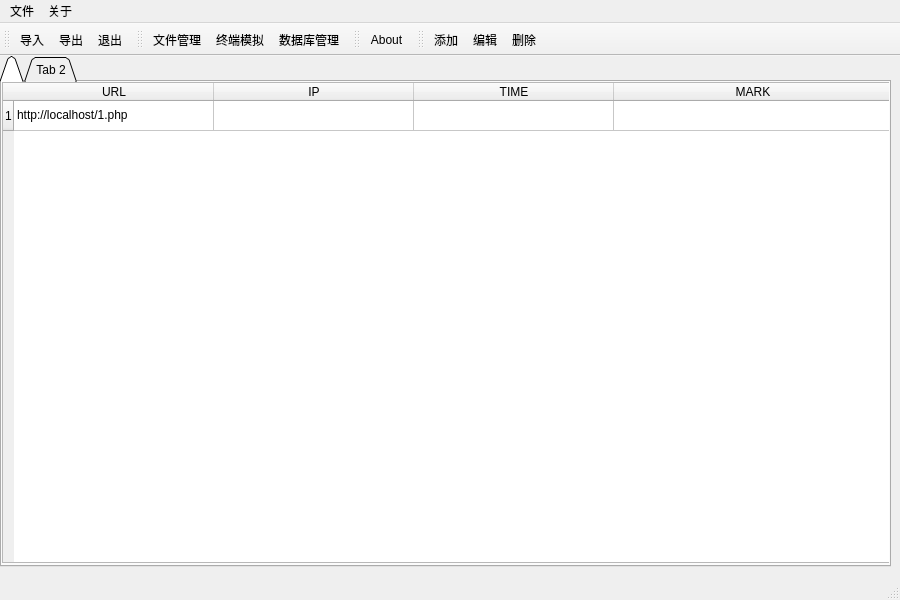
This is mudao/ui/pannel/MainWindow.ui in musum/mudao as Qt 5 draws it before an edit. The edited form follows.
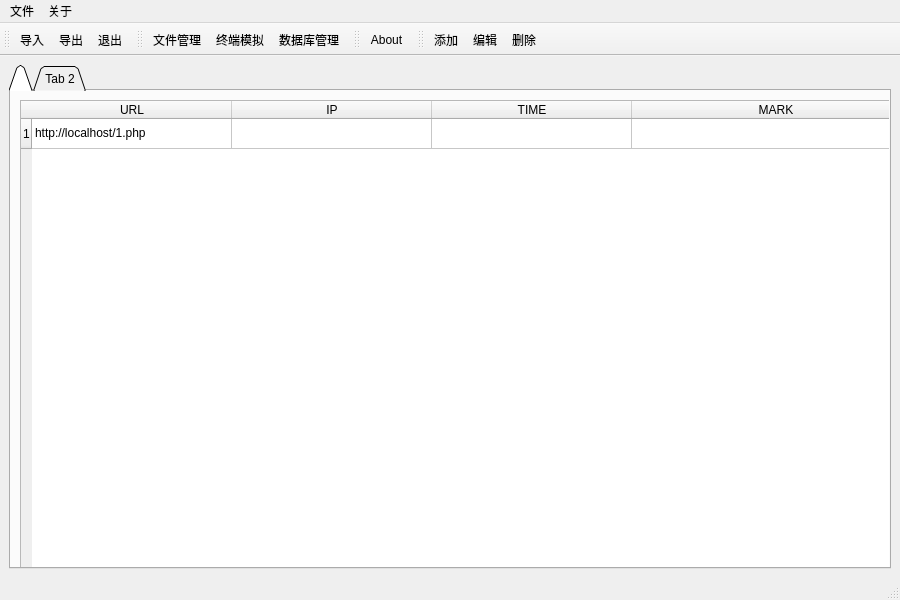
This is the edited form. The open tabs and pages were chosen to show the change. Icons and pictures are not drawn.

Patch:
```diff
--- a/mudao/ui/pannel/MainWindow.ui
+++ b/mudao/ui/pannel/MainWindow.ui
@@ -10,6 +10,12 @@
     <height>600</height>
    </rect>
   </property>
+  <property name="sizePolicy">
+   <sizepolicy hsizetype="Expanding" vsizetype="Expanding">
+    <horstretch>0</horstretch>
+    <verstretch>0</verstretch>
+   </sizepolicy>
+  </property>
   <property name="minimumSize">
    <size>
     <width>900</width>
@@ -20,15 +26,9 @@
    <string>MainWindow</string>
   </property>
   <widget class="QWidget" name="centralwidget">
+   <layout class="QVBoxLayout" name="verticalLayout">
+    <item>
    <widget class="QTabWidget" name="tabWidget">
-    <property name="geometry">
-     <rect>
-      <x>0</x>
-      <y>0</y>
-      <width>891</width>
-      <height>511</height>
-     </rect>
-    </property>
     <property name="autoFillBackground">
      <bool>true</bool>
     </property>
@@ -58,14 +58,20 @@
      <attribute name="whatsThis">
       <string>Home Table</string>
      </attribute>
+       <layout class="QVBoxLayout" name="verticalLayout_2">
+        <item>
      <widget class="QTableWidget" name="mainTable">
-      <property name="geometry">
-       <rect>
-        <x>0</x>
-        <y>0</y>
-        <width>891</width>
-        <height>481</height>
-       </rect>
+          <property name="sizePolicy">
+           <sizepolicy hsizetype="Expanding" vsizetype="Expanding">
+            <horstretch>0</horstretch>
+            <verstretch>0</verstretch>
+           </sizepolicy>
+          </property>
+          <property name="minimumSize">
+           <size>
+            <width>901</width>
+            <height>501</height>
+           </size>
       </property>
       <property name="contextMenuPolicy">
        <enum>Qt::CustomContextMenu</enum>
@@ -121,6 +127,8 @@
        </property>
       </item>
      </widget>
+        </item>
+       </layout>
     </widget>
     <widget class="QWidget" name="tab_2">
      <attribute name="title">
@@ -128,6 +136,8 @@
      </attribute>
     </widget>
    </widget>
+    </item>
+   </layout>
   </widget>
   <widget class="QStatusBar" name="statusbar"/>
   <widget class="QToolBar" name="toolBar_file">
```
Left out of the diff: 4 changed lines with no effect on the pictures. Lines whose indentation alone changed are shown as unchanged.
